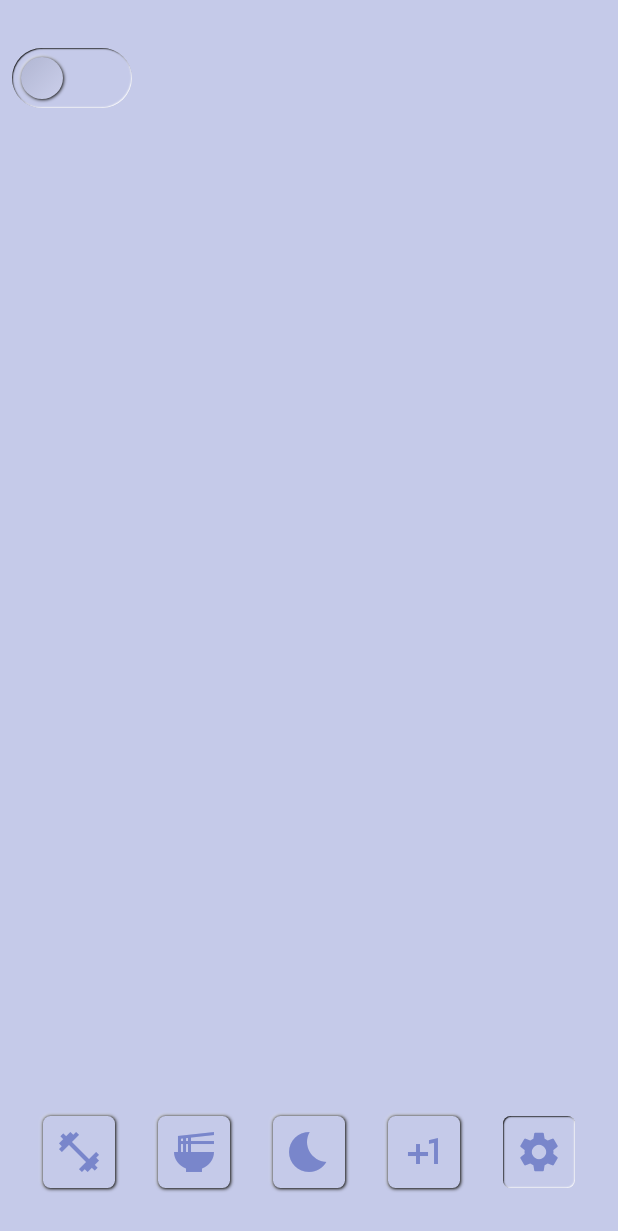
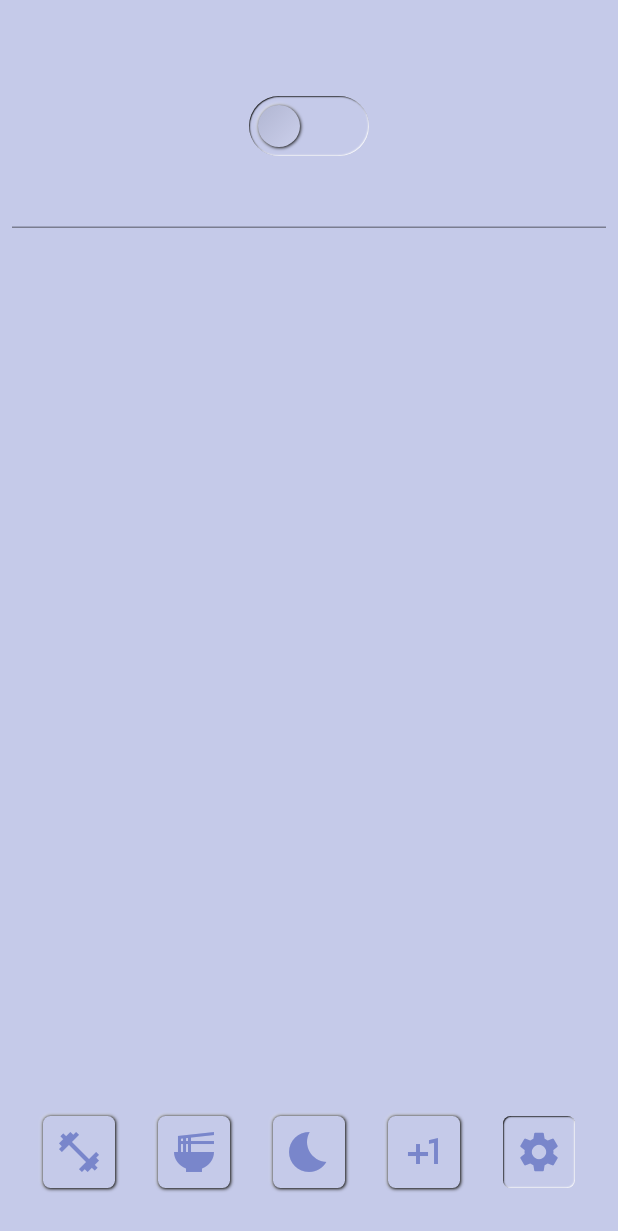
Before and after one commit to tninesling/tracker, a Flutter app: the SettingsScreen screen opened directly, on a phone screen of 412 x 824 dp. Shown: the top 1231 px of the screen. Run offline on Flutter 3.47's test engine with Material 2 defaults, Android fonts, the phone set to English and light mode, and no system bars; drawn by our look-alikes of flutter_neumorphic; our stand-ins replace beamer, charts_flutter; project files that could hold a hidden picture were left out.

Commit message:
Added daily macro target indicators and trend chart with minimal state

```diff
--- a/ui/lib/neu/settings.dart
+++ b/ui/lib/neu/settings.dart
@@ -1,4 +1,6 @@
 import 'package:flutter_neumorphic/flutter_neumorphic.dart';
+import 'package:provider/provider.dart';
+import '../state.dart';
 import 'bottom_nav.dart';
 
 class SettingsScreen extends StatelessWidget {
@@ -7,24 +9,50 @@ class SettingsScreen extends StatelessWidget {
   @override
   Widget build(BuildContext context) {
     return Scaffold(
-      backgroundColor: NeumorphicTheme.baseColor(context),
-      body: Container(
-        padding: const EdgeInsets.symmetric(vertical: 32, horizontal: 8),
-        child: Column(
-          children: [
-            NeumorphicSwitch(
-              value: NeumorphicTheme.isUsingDark(context),
-              style: NeumorphicSwitchStyle(
-                activeTrackColor: NeumorphicTheme.baseColor(context),
-              ),
-              onChanged: (isUsingDark) {
-                NeumorphicTheme.of(context)?.themeMode = isUsingDark ? ThemeMode.dark : ThemeMode.light;
-              },
-            )
-          ]
-        )
+      body: NeumorphicBackground(
+        child:
+          Container(
+            padding: const EdgeInsets.symmetric(vertical: 64, horizontal: 8),
+            child: Column(children: [
+              _buildThemeSwitcher(context),
+              _buildTargetCaloriesSetter(),
+            ]
+          ),
+        ),
       ),
       bottomNavigationBar: const BottomNav(groupValue: "Settings"),
     );
   }
+
+  Widget _buildThemeSwitcher(BuildContext context) {
+    return NeumorphicSwitch(
+      value: NeumorphicTheme.isUsingDark(context),
+      style: NeumorphicSwitchStyle(
+        activeTrackColor: NeumorphicTheme.baseColor(context),
+      ),
+      onChanged: (isUsingDark) {
+        NeumorphicTheme.of(context)?.themeMode =
+            isUsingDark ? ThemeMode.dark : ThemeMode.light;
+      },
+    );
+  }
+
+  Widget _buildTargetCaloriesSetter() {
+    return Consumer<DietState>(builder: (context, state, child) {
+      // TODO style with neumorphism
+      return TextFormField(
+        validator: (value) {
+          if (value == null ||
+              value.isEmpty ||
+              double.tryParse(value) == null) {
+            return 'Please enter a valid number';
+          }
+          return null;
+        },
+        onChanged: (text) {
+          state.setTargetCalories(double.parse(text));
+        },
+      );
+    });
+  }
 }
--- /dev/null
+++ b/ui/lib/state.dart
@@ -0,0 +1,27 @@
+import 'package:flutter/foundation.dart';
+
+class DietState with ChangeNotifier {
+  double _weightLbs = 160;
+  double _targetCalories = 2000;
+
+  double targetProteinGrams() => _weightLbs;
+  double targetCalories() => _targetCalories;
+
+  double _targetProteinCalories() => targetProteinGrams() * 4;
+
+  double targetCarbGrams() =>
+      (targetCalories() - _targetProteinCalories()) / 2 / 9;
+  double targetFatGrams() =>
+      (targetCalories() - _targetProteinCalories()) / 2 / 4;
+
+  // Abstract weight like Duration is done
+  void setWeightLbs(double w) {
+    _weightLbs = w;
+    notifyListeners();
+  }
+
+  void setTargetCalories(double tc) {
+    _targetCalories = tc;
+    notifyListeners();
+  }
+}
```
Also changed, not shown: ui/lib/main.dart (+8 -1 lines), ui/lib/neu/diet.dart (+150 -28 lines).
